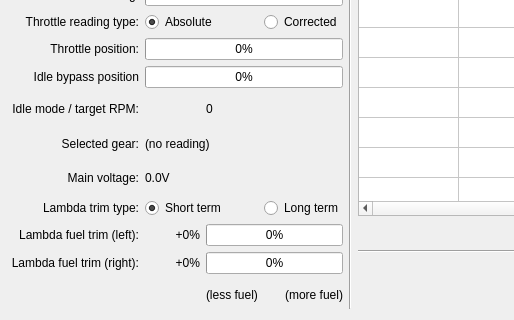
Qt form mainwindow.ui (colinbourassa/rovergauge) before a commit; both pictures show x 0 to 514 and y 290 to 610 of the 1050 by 610 pixel window.
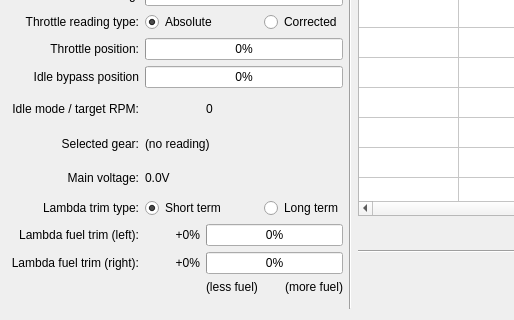
The same form after that commit. Custom widgets are drawn as their Qt base class.

Commit message: Vertical stretch for the fuel map, updated fuel map text in online help, and better label alignment on the form

Patch:
```diff
--- a/mainwindow.ui
+++ b/mainwindow.ui
@@ -449,6 +449,9 @@
             <property name="text">
              <string>(less fuel)</string>
             </property>
+            <property name="alignment">
+             <set>Qt::AlignLeading|Qt::AlignLeft|Qt::AlignTop</set>
+            </property>
            </widget>
           </item>
           <item row="11" column="3">
@@ -457,7 +460,7 @@
              <string>(more fuel)</string>
             </property>
             <property name="alignment">
-             <set>Qt::AlignRight|Qt::AlignTrailing|Qt::AlignVCenter</set>
+             <set>Qt::AlignRight|Qt::AlignTop|Qt::AlignTrailing</set>
             </property>
            </widget>
           </item>
```
Left out of the diff: 2 changed lines with no effect on the pictures. The commit also changes 2 other files.
